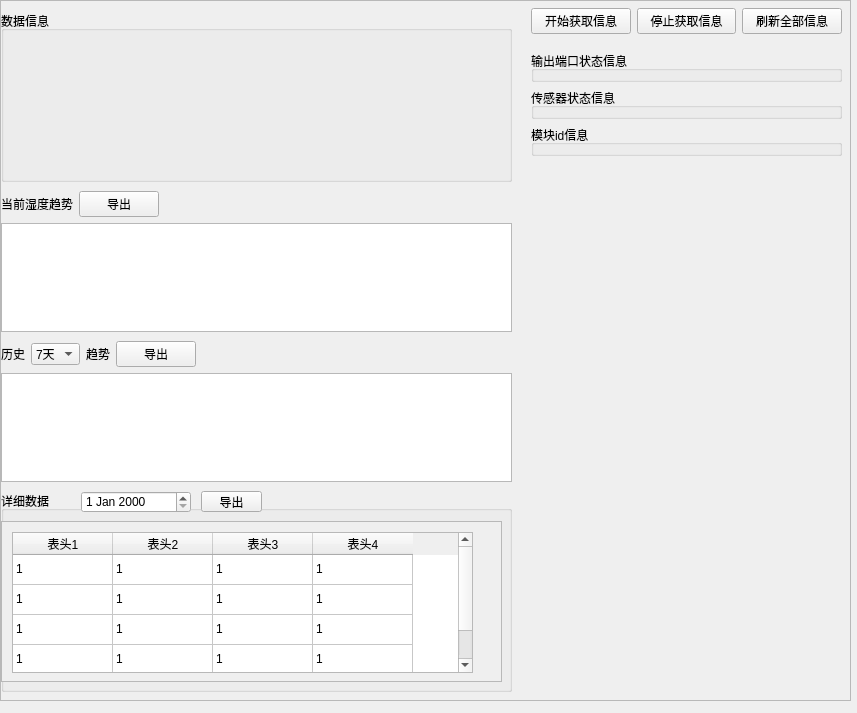
Before: the Qt Designer form ui/customize_ui/tab/tab2_tab5.ui in 2950067210dqy/pyqt6_project, drawn with Qt 5.
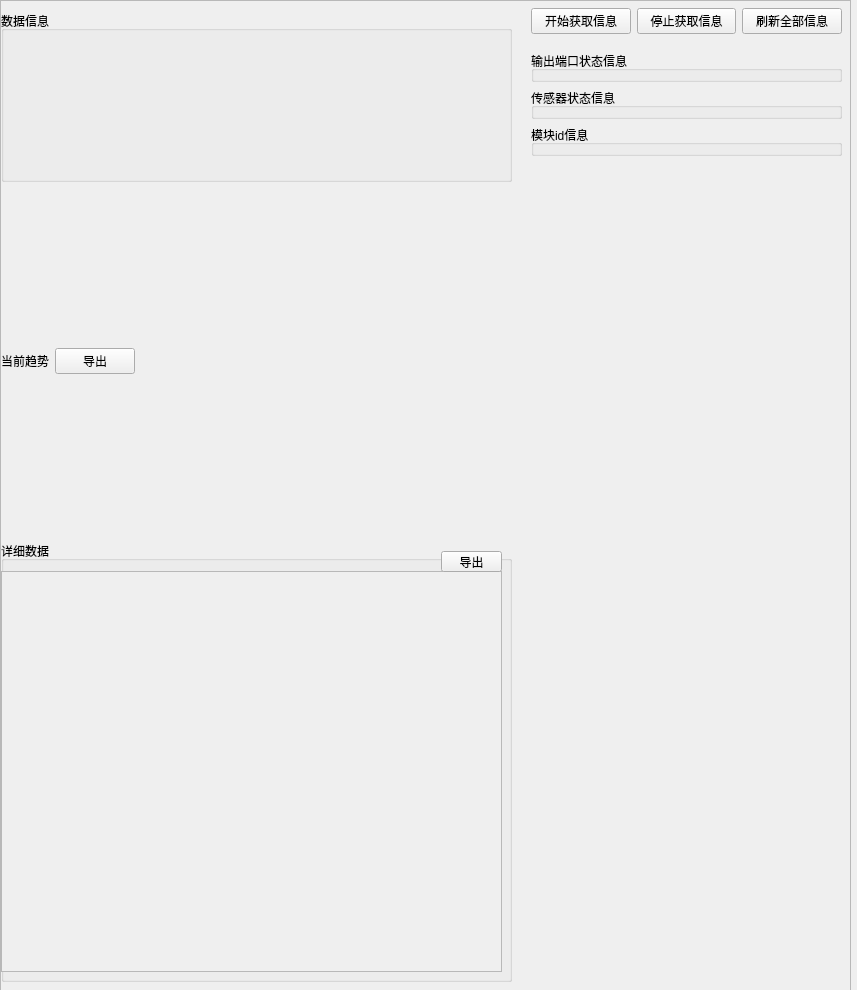
After: the same form once the commit is applied.

Commit message: 3.4.7  折线图完成，还有一点bug，创建表格table

```diff
--- a/ui/customize_ui/tab/tab2_tab5.ui
+++ b/ui/customize_ui/tab/tab2_tab5.ui
@@ -7,7 +7,7 @@
     <x>0</x>
     <y>0</y>
     <width>857</width>
-    <height>713</height>
+    <height>990</height>
    </rect>
   </property>
   <property name="windowTitle">
@@ -19,7 +19,7 @@
      <x>0</x>
      <y>0</y>
      <width>851</width>
-     <height>701</height>
+     <height>991</height>
     </rect>
    </property>
    <layout class="QVBoxLayout" name="tab_5_layout">
@@ -34,7 +34,7 @@
          <x>0</x>
          <y>0</y>
          <width>847</width>
-         <height>697</height>
+         <height>987</height>
         </rect>
        </property>
        <widget class="QWidget" name="verticalLayoutWidget_5">
@@ -56,99 +56,13 @@
          </item>
         </layout>
        </widget>
-       <widget class="QWidget" name="verticalLayoutWidget_7">
-        <property name="geometry">
-         <rect>
-          <x>0</x>
-          <y>340</y>
-          <width>511</width>
-          <height>141</height>
-         </rect>
-        </property>
-        <layout class="QVBoxLayout" name="verticalLayout">
-         <property name="topMargin">
-          <number>0</number>
-         </property>
-         <item>
-          <layout class="QHBoxLayout" name="horizontalLayout_5">
-           <item>
-            <widget class="QLabel" name="history_label1_2">
-             <property name="text">
-              <string>历史</string>
-             </property>
-            </widget>
-           </item>
-           <item>
-            <widget class="QComboBox" name="history_combox_2">
-             <item>
-              <property name="text">
-               <string>7天</string>
-              </property>
-             </item>
-             <item>
-              <property name="text">
-               <string>3天</string>
-              </property>
-             </item>
-             <item>
-              <property name="text">
-               <string>1天</string>
-              </property>
-             </item>
-            </widget>
-           </item>
-           <item>
-            <widget class="QLabel" name="history_label2_2">
-             <property name="text">
-              <string>趋势</string>
-             </property>
-            </widget>
-           </item>
-           <item>
-            <widget class="QPushButton" name="export_history_btn_2">
-             <property name="text">
-              <string>导出</string>
-             </property>
-            </widget>
-           </item>
-           <item>
-            <spacer name="horizontalSpacer">
-             <property name="orientation">
-              <enum>Qt::Horizontal</enum>
-             </property>
-             <property name="sizeType">
-              <enum>QSizePolicy::Expanding</enum>
-             </property>
-             <property name="sizeHint" stdset="0">
-              <size>
-               <width>40</width>
-               <height>20</height>
-              </size>
-             </property>
-            </spacer>
-           </item>
-          </layout>
-         </item>
-         <item>
-          <layout class="QHBoxLayout" name="horizontalLayout_4">
-           <item>
-            <widget class="QGraphicsView" name="history_charts_2">
-             <property name="styleSheet">
-              <string notr="true"/>
-             </property>
-            </widget>
-           </item>
-          </layout>
-         </item>
-        </layout>
-       </widget>
        <widget class="QWidget" name="verticalLayoutWidget_8">
         <property name="geometry">
          <rect>
           <x>0</x>
-          <y>490</y>
+          <y>540</y>
           <width>511</width>
-          <height>201</height>
+          <height>441</height>
          </rect>
         </property>
         <layout class="QVBoxLayout" name="verticalLayout_2">
@@ -169,7 +83,7 @@
               <x>0</x>
               <y>30</y>
               <width>501</width>
-              <height>161</height>
+              <height>401</height>
              </rect>
             </property>
             <property name="widgetResizable">
@@ -181,177 +95,16 @@
                <x>0</x>
                <y>0</y>
                <width>499</width>
-               <height>159</height>
+               <height>399</height>
               </rect>
              </property>
-             <widget class="QTableWidget" name="detaildata_table_2">
-              <property name="geometry">
-               <rect>
-                <x>10</x>
-                <y>10</y>
-                <width>461</width>
-                <height>141</height>
-               </rect>
-              </property>
-              <property name="styleSheet">
-               <string notr="true"/>
-              </property>
-              <property name="selectionMode">
-               <enum>QAbstractItemView::NoSelection</enum>
-              </property>
-              <property name="selectionBehavior">
-               <enum>QAbstractItemView::SelectItems</enum>
-              </property>
-              <property name="sortingEnabled">
-               <bool>true</bool>
-              </property>
-              <attribute name="horizontalHeaderVisible">
-               <bool>true</bool>
-              </attribute>
-              <attribute name="horizontalHeaderHighlightSections">
-               <bool>true</bool>
-              </attribute>
-              <attribute name="verticalHeaderVisible">
-               <bool>false</bool>
-              </attribute>
-              <row>
-               <property name="text">
-                <string/>
-               </property>
-              </row>
-              <row>
-               <property name="text">
-                <string/>
-               </property>
-              </row>
-              <row>
-               <property name="text">
-                <string/>
-               </property>
-              </row>
-              <row>
-               <property name="text">
-                <string/>
-               </property>
-              </row>
-              <column>
-               <property name="text">
-                <string>表头1</string>
-               </property>
-              </column>
-              <column>
-               <property name="text">
-                <string>表头2</string>
-               </property>
-              </column>
-              <column>
-               <property name="text">
-                <string>表头3</string>
-               </property>
-              </column>
-              <column>
-               <property name="text">
-                <string>表头4</string>
-               </property>
-              </column>
-              <item row="0" column="0">
-               <property name="text">
-                <string>1</string>
-               </property>
-              </item>
-              <item row="0" column="1">
-               <property name="text">
-                <string>1</string>
-               </property>
-              </item>
-              <item row="0" column="2">
-               <property name="text">
-                <string>1</string>
-               </property>
-              </item>
-              <item row="0" column="3">
-               <property name="text">
-                <string>1</string>
-               </property>
-              </item>
-              <item row="1" column="0">
-               <property name="text">
-                <string>1</string>
-               </property>
-              </item>
-              <item row="1" column="1">
-               <property name="text">
-                <string>1</string>
-               </property>
-              </item>
-              <item row="1" column="2">
-               <property name="text">
-                <string>1</string>
-               </property>
-              </item>
-              <item row="1" column="3">
-               <property name="text">
-                <string>1</string>
-               </property>
-              </item>
-              <item row="2" column="0">
-               <property name="text">
-                <string>1</string>
-               </property>
-              </item>
-              <item row="2" column="1">
-               <property name="text">
-                <string>1</string>
-               </property>
-              </item>
-              <item row="2" column="2">
-               <property name="text">
-                <string>1</string>
-               </property>
-              </item>
-              <item row="2" column="3">
-               <property name="text">
-                <string>1</string>
-               </property>
-              </item>
-              <item row="3" column="0">
-               <property name="text">
-                <string>1</string>
-               </property>
-              </item>
-              <item row="3" column="1">
-               <property name="text">
-                <string>1</string>
-               </property>
-              </item>
-              <item row="3" column="2">
-               <property name="text">
-                <string>1</string>
-               </property>
-              </item>
-              <item row="3" column="3">
-               <property name="text">
-                <string>1</string>
-               </property>
-              </item>
-             </widget>
             </widget>
            </widget>
-           <widget class="QDateEdit" name="detaildata_dateEdit_2">
-            <property name="geometry">
-             <rect>
-              <x>80</x>
-              <y>0</y>
-              <width>110</width>
-              <height>22</height>
-             </rect>
-            </property>
-           </widget>
            <widget class="QPushButton" name="export_detaildata_btn_2">
             <property name="geometry">
              <rect>
-              <x>200</x>
-              <y>0</y>
+              <x>440</x>
+              <y>10</y>
               <width>61</width>
               <height>21</height>
              </rect>
@@ -370,7 +123,7 @@
           <x>0</x>
           <y>190</y>
           <width>511</width>
-          <height>141</height>
+          <height>341</height>
          </rect>
         </property>
         <layout class="QVBoxLayout" name="verticalLayout_3">
@@ -382,7 +135,7 @@
            <item>
             <widget class="QLabel" name="nowdata_trend_label">
              <property name="text">
-              <string>当前湿度趋势</string>
+              <string>当前趋势</string>
              </property>
             </widget>
            </item>
@@ -409,15 +162,7 @@
           </layout>
          </item>
          <item>
-          <layout class="QHBoxLayout" name="horizontalLayout_2">
-           <item>
-            <widget class="QGraphicsView" name="nowdata_trend_charts">
-             <property name="styleSheet">
-              <string notr="true"/>
-             </property>
-            </widget>
-           </item>
-          </layout>
+          <layout class="QHBoxLayout" name="now_data_layout"/>
          </item>
         </layout>
        </widget>
```
Left out of the diff: 9 changed lines with no effect on the pictures. The commit also changes 25 other files.
